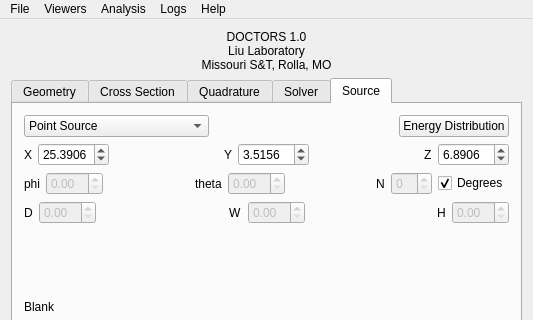
First picture: the form in doctors/mainwindow.ui, repository eNorris/thesis, before the edit; both pictures show x 0 to 533 and y 0 to 320 of the 533 by 525 pixel window.
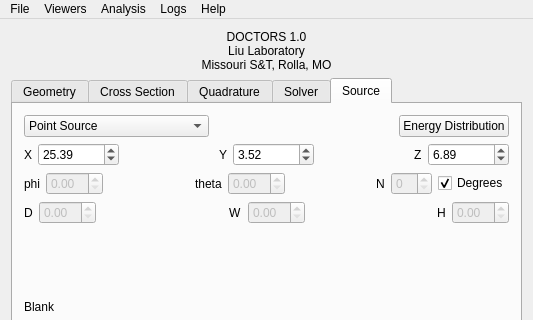
Second picture: the form after the edit. Custom widgets are drawn as their Qt base class.

Commit message: Added energy presets

What changed in the file:
```diff
--- a/doctors/mainwindow.ui
+++ b/doctors/mainwindow.ui
@@ -643,10 +643,16 @@
           <item>
            <widget class="QDoubleSpinBox" name="sourceXDoubleSpinBox">
             <property name="decimals">
-             <number>4</number>
+             <number>2</number>
+            </property>
+            <property name="minimum">
+             <double>-10000.000000000000000</double>
+            </property>
+            <property name="maximum">
+             <double>10000.000000000000000</double>
             </property>
             <property name="value">
-             <double>25.390599999999999</double>
+             <double>25.390000000000001</double>
             </property>
            </widget>
           </item>
@@ -673,10 +679,16 @@
           <item>
            <widget class="QDoubleSpinBox" name="sourceYDoubleSpinBox">
             <property name="decimals">
-             <number>4</number>
+             <number>2</number>
+            </property>
+            <property name="minimum">
+             <double>-10000.000000000000000</double>
+            </property>
+            <property name="maximum">
+             <double>10000.000000000000000</double>
             </property>
             <property name="value">
-             <double>3.515600000000000</double>
+             <double>3.520000000000000</double>
             </property>
            </widget>
           </item>
@@ -703,10 +715,16 @@
           <item>
            <widget class="QDoubleSpinBox" name="sourceZDoubleSpinBox">
             <property name="decimals">
-             <number>4</number>
+             <number>2</number>
+            </property>
+            <property name="minimum">
+             <double>-10000.000000000000000</double>
+            </property>
+            <property name="maximum">
+             <double>10000.000000000000000</double>
             </property>
             <property name="value">
-             <double>6.890600000000000</double>
+             <double>6.890000000000000</double>
             </property>
            </widget>
           </item>
```
The commit also changes 2 other files.
